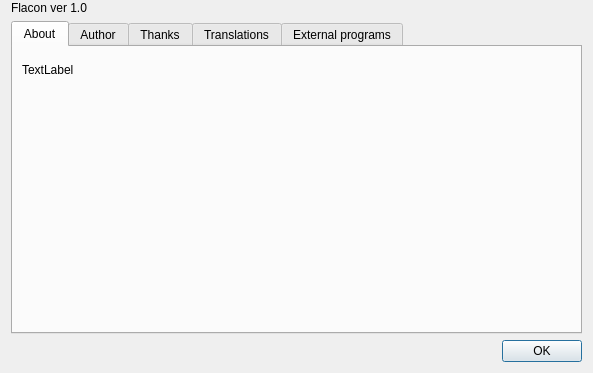
The window that gui/aboutdialog/aboutdialog.ui (flacon/flacon) describes before a commit, drawn with Qt 5.
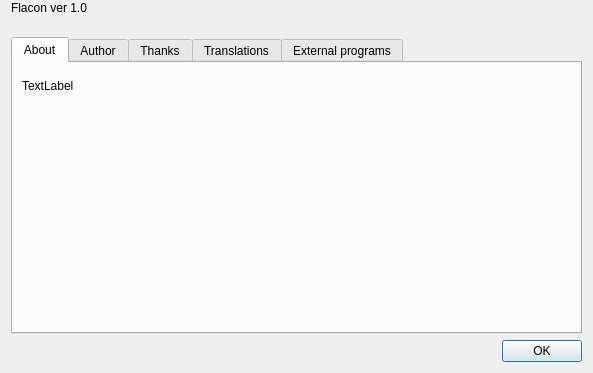
The same window after the commit.

```diff
--- a/gui/aboutdialog/aboutdialog.ui
+++ b/gui/aboutdialog/aboutdialog.ui
@@ -28,6 +28,9 @@
      <property name="spacing">
       <number>24</number>
      </property>
+     <property name="bottomMargin">
+      <number>16</number>
+     </property>
      <item>
       <widget class="QLabel" name="titleLabel">
        <property name="text">
```
